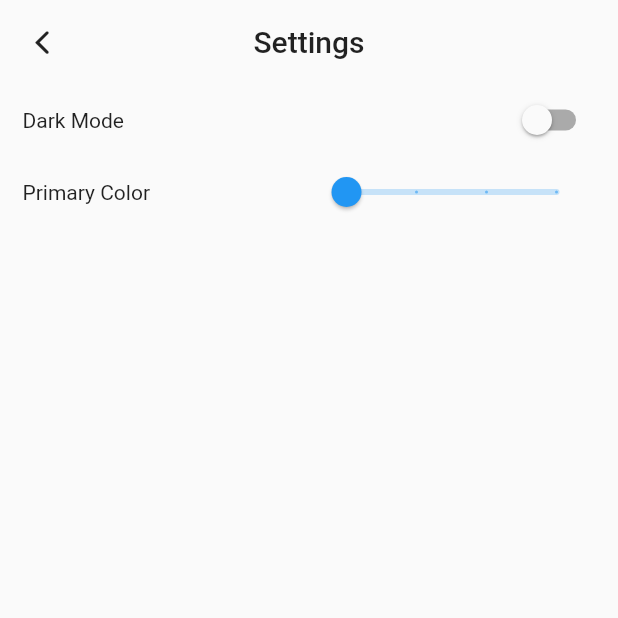
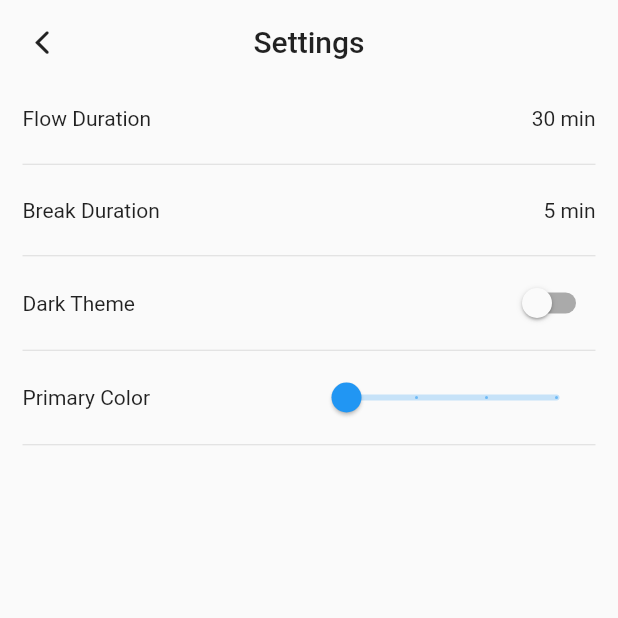
Before and after one commit to MatthieuNadeau96/flow_time_2, a Flutter app: the SettingsScreen screen opened by its route, on a phone screen of 412 x 824 dp, the top half of it. Run offline on Flutter 3.47's test engine with Material 2 defaults, Android fonts, the phone set to English and light mode, and no system bars; our stand-ins replace bloc, equatable, flutter_bloc, liquid_progress_indicator, rxdart, shared_preferences; accounts and stored records are empty.

Commit message:
Create SettingRow Widget and Add FlowDuration & BreakDuration

```diff
--- a/lib/bloc/preference/preference_bloc.dart
+++ b/lib/bloc/preference/preference_bloc.dart
@@ -4,6 +4,9 @@ import 'package:rxdart/rxdart.dart';
 import 'package:shared_preferences/shared_preferences.dart';
 
 class PreferenceBloc {
+  // TODO: finish implementing durations
+  final _flowDuration = BehaviorSubject<int>();
+  final _breakDuration = BehaviorSubject<int>();
   final _brightness = BehaviorSubject<Brightness>();
   final _primaryColor = BehaviorSubject<ColorModel>();
   final _colors = [
--- a/lib/screens/settings_screen.dart
+++ b/lib/screens/settings_screen.dart
@@ -37,16 +37,85 @@ class SettingsScreen extends StatelessWidget {
         child: Center(
           child: ListView(
             children: [
-              Row(
-                mainAxisAlignment: MainAxisAlignment.spaceBetween,
-                children: [
-                  const Text('Dark Mode'),
-                  StreamBuilder<Brightness>(
+              SettingRow(
+                name: 'Flow Duration',
+                builder: StreamBuilder<Brightness>(
+                  stream: bloc.brightness,
+                  builder: (context, snapshot) {
+                    return Text('30 min');
+                  },
+                ),
+              ),
+              SettingRow(
+                name: 'Break Duration',
+                builder: StreamBuilder<Brightness>(
+                  stream: bloc.brightness,
+                  builder: (context, snapshot) {
+                    return Text('5 min');
+                  },
+                ),
+              ),
+              // SettingRow(
+              //   name: 'Notifications',
+              //   builder: StreamBuilder<Brightness>(
+              //     stream: bloc.brightness,
+              //     builder: (context, snapshot) {
+              //       return Switch(
+              //         value: (snapshot.data == Brightness.light) ? false : true,
+              //         onChanged: (bool val) {
+              //           if (val) {
+              //             bloc.changeBrightness(Brightness.dark);
+              //           } else {
+              //             bloc.changeBrightness(Brightness.light);
+              //           }
+              //         },
+              //       );
+              //     },
+              //   ),
+              // ),
+              // SettingRow(
+              //   name: 'Sound',
+              //   builder: StreamBuilder<Brightness>(
+              //     stream: bloc.brightness,
+              //     builder: (context, snapshot) {
+              //       return Switch(
+              //         value: (snapshot.data == Brightness.light) ? false : true,
+              //         onChanged: (bool val) {
+              //           if (val) {
+              //             bloc.changeBrightness(Brightness.dark);
+              //           } else {
+              //             bloc.changeBrightness(Brightness.light);
+              //           }
+              //         },
+              //       );
+              //     },
+              //   ),
+              // ),
+              // SettingRow(
+              //   name: 'Coffee Timer',
+              //   builder: StreamBuilder<Brightness>(
+              //     stream: bloc.brightness,
+              //     builder: (context, snapshot) {
+              //       return Switch(
+              //         value: (snapshot.data == Brightness.light) ? false : true,
+              //         onChanged: (bool val) {
+              //           if (val) {
+              //             bloc.changeBrightness(Brightness.dark);
+              //           } else {
+              //             bloc.changeBrightness(Brightness.light);
+              //           }
+              //         },
+              //       );
+              //     },
+              //   ),
+              // ),
+              SettingRow(
+                name: 'Dark Theme',
+                builder: StreamBuilder<Brightness>(
                   stream: bloc.brightness,
                   builder: (context, snapshot) {
                     return Switch(
-                        value:
-                            (snapshot.data == Brightness.light) ? false : true,
+                      value: (snapshot.data == Brightness.light) ? false : true,
                       onChanged: (bool val) {
                         if (val) {
                           bloc.changeBrightness(Brightness.dark);
@@ -56,14 +125,11 @@ class SettingsScreen extends StatelessWidget {
                       },
                     );
                   },
-                  )
-                ],
                 ),
-              Row(
-                mainAxisAlignment: MainAxisAlignment.spaceBetween,
-                children: [
-                  const Text('Primary Color'),
-                  StreamBuilder<ColorModel>(
+              ),
+              SettingRow(
+                name: 'Primary Color',
+                builder: StreamBuilder<ColorModel>(
                   stream: bloc.primaryColor,
                   builder: (context, snapshot) {
                     return Slider(
@@ -77,15 +143,13 @@ class SettingsScreen extends StatelessWidget {
                           ? snapshot.data!.name
                           : "color",
                       onChanged: (double val) {
-                            (val != null)
-                                ? bloc.changePrimaryColor(
+                        bloc.changePrimaryColor(
                           bloc.indexToPrimaryColor(val),
-                                  )
-                                : null;
+                        );
                       },
                     );
-                      })
-                ],
+                  },
+                ),
               ),
             ],
           ),
@@ -94,3 +158,34 @@ class SettingsScreen extends StatelessWidget {
     );
   }
 }
+
+class SettingRow extends StatelessWidget {
+  final String name;
+  final Widget builder;
+  const SettingRow({
+    super.key,
+    required this.name,
+    required this.builder,
+  });
+
+  @override
+  Widget build(BuildContext context) {
+    return Column(
+      children: [
+        Row(
+          mainAxisAlignment: MainAxisAlignment.spaceBetween,
+          children: [
+            Padding(
+              padding: const EdgeInsets.symmetric(vertical: 15.0),
+              child: Text(name),
+            ),
+            builder,
+          ],
+        ),
+        const Divider(
+          height: 15,
+        ),
+      ],
+    );
+  }
+}
```
Lines whose indentation alone changed are shown as unchanged.
